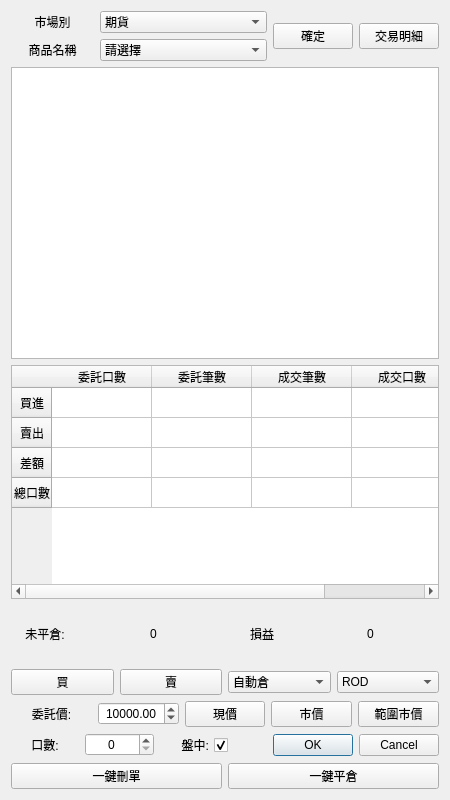
The window that APIver3/UI/Commodity.ui (clamgee/python-code) describes before a commit, drawn with Qt 5.
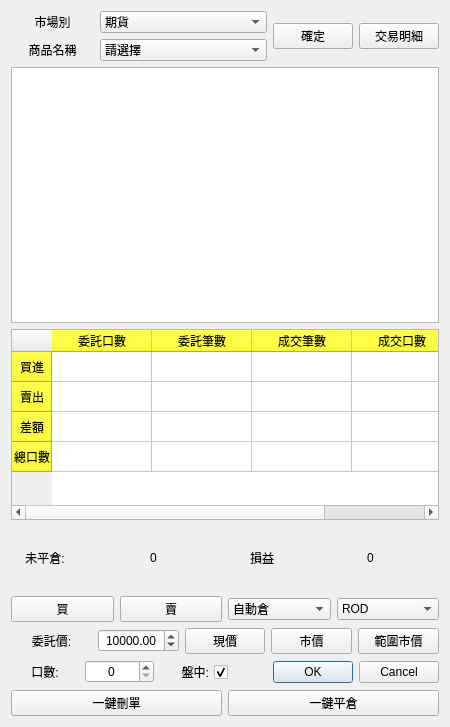
The same window after the commit.

```diff
--- a/APIver3/UI/Commodity.ui
+++ b/APIver3/UI/Commodity.ui
@@ -10,7 +10,7 @@
     <x>0</x>
     <y>0</y>
     <width>450</width>
-    <height>800</height>
+    <height>727</height>
    </rect>
   </property>
   <property name="minimumSize">
@@ -33,7 +33,7 @@
   </property>
   <layout class="QGridLayout" name="gridLayout_2">
    <item row="0" column="0">
-    <layout class="QGridLayout" name="gridLayout" rowstretch="1,5,4,1,1,1,1,1">
+    <layout class="QGridLayout" name="gridLayout" rowstretch="1,4,3,1,1,1,1,1">
      <item row="0" column="0">
       <layout class="QHBoxLayout" name="horizontalLayout_8">
        <item>
@@ -344,6 +344,9 @@
      </item>
      <item row="2" column="0">
       <widget class="QTableWidget" name="MPTable">
+       <property name="styleSheet">
+        <string notr="true">QHeaderView::section{background:yellow}</string>
+       </property>
        <property name="rowCount">
         <number>4</number>
        </property>
@@ -414,6 +417,40 @@
          <set>AlignCenter</set>
         </property>
        </column>
+       <item row="2" column="0">
+        <property name="font">
+         <font>
+          <bold>true</bold>
+         </font>
+        </property>
+       </item>
+       <item row="2" column="1">
+        <property name="font">
+         <font>
+          <bold>true</bold>
+         </font>
+        </property>
+       </item>
+       <item row="2" column="2">
+        <property name="text">
+         <string/>
+        </property>
+        <property name="font">
+         <font>
+          <bold>true</bold>
+         </font>
+        </property>
+       </item>
+       <item row="2" column="3">
+        <property name="text">
+         <string/>
+        </property>
+        <property name="font">
+         <font>
+          <bold>true</bold>
+         </font>
+        </property>
+       </item>
       </widget>
      </item>
     </layout>
```
